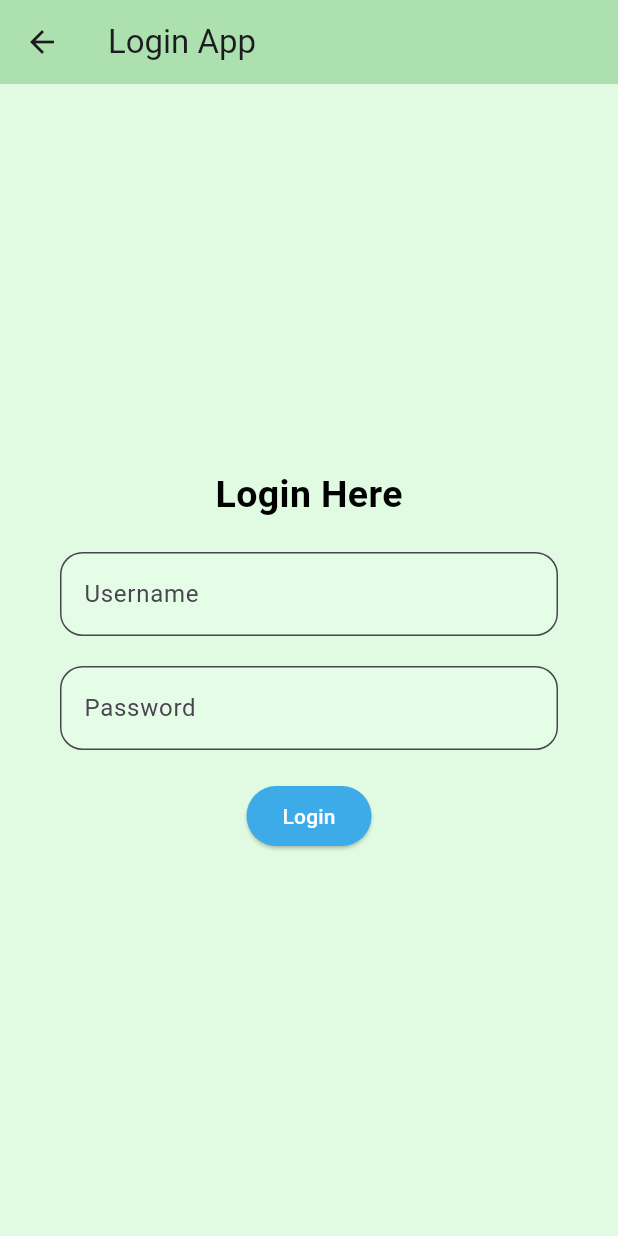
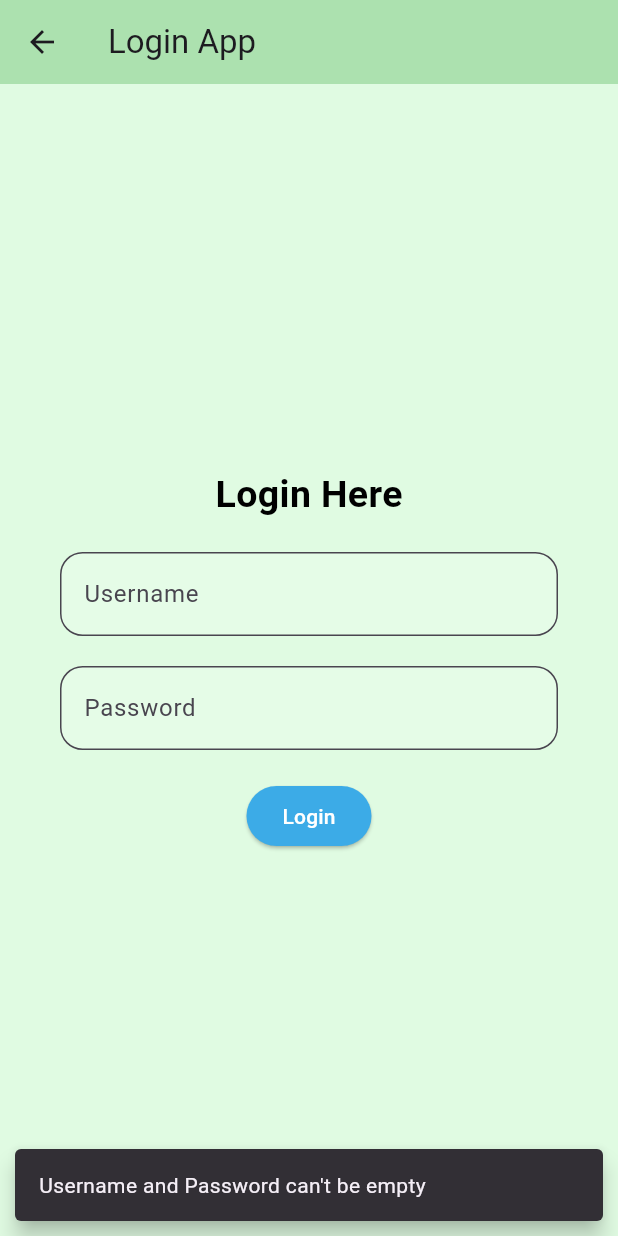
Before and after one commit to adithkrishnaor/flutter-workshop, a Flutter app: the screen it shows after launch, after a tap on "Login", on a phone screen of 412 x 824 dp. Run offline on Flutter 3.47's test engine with Material 3 defaults, Android fonts, the phone set to English and light mode, and no system bars.

Commit message:
added about section and added null login validation

```diff
--- a/lib/login_screen.dart
+++ b/lib/login_screen.dart
@@ -22,10 +22,9 @@ class LoginScreen extends StatelessWidget {
               const Text(
                 'Login Here',
                 style: TextStyle(
-                  fontSize: 25,
-                  fontWeight: FontWeight.bold,
-                  color: Color.fromARGB(255, 0, 0, 0)
-                  ),
+                    fontSize: 25,
+                    fontWeight: FontWeight.bold,
+                    color: Color.fromARGB(255, 0, 0, 0)),
               ),
               const SizedBox(
                 height: 20,
@@ -67,7 +66,9 @@ class LoginScreen extends StatelessWidget {
                       backgroundColor: Color.fromARGB(255, 60, 171, 231),
                       shape: RoundedRectangleBorder(
                         borderRadius: BorderRadius.circular(32),
-                      ))),
+                      )
+                  )
+              ),
             ],
           ),
         ),
@@ -79,8 +80,9 @@ class LoginScreen extends StatelessWidget {
     final _username = _usernameController.text;
     final _password = _passwordController.text;
 
-    if (_username == _password) {
-      // go to home
+    if(_username.isNotEmpty &&_password.isNotEmpty){
+      if (_username == _password) {
+      Navigator.pushNamed(ctx, '/about');
     } else {
       final _errormessage = "Username and Password doesn't match";
 
@@ -93,5 +95,15 @@ class LoginScreen extends StatelessWidget {
         duration: Duration(seconds: 3),
       ));
     }
+    }
+    else{
+      final _errormessage = "Username and Password can't be empty";
+      ScaffoldMessenger.of(ctx).showSnackBar(SnackBar(
+        behavior: SnackBarBehavior.floating,
+        margin: EdgeInsets.all(10),
+        content: Text(_errormessage),
+        duration: Duration(seconds: 3),
+        ));
+    }
   }
 }
--- a/lib/main.dart
+++ b/lib/main.dart
@@ -1,4 +1,6 @@
 //import 'package:first_flutter_app/login_screen.dart';
+import 'package:first_flutter_app/about.dart';
+import 'package:first_flutter_app/login_screen.dart';
 import 'package:first_flutter_app/splash.dart';
 import 'package:flutter/material.dart';
 
@@ -15,7 +17,11 @@ class MyApp extends StatelessWidget {
       theme: ThemeData(
         scaffoldBackgroundColor: Color.fromRGBO(224, 251, 226, 100)
       ),
-      home: ScreenSplash()
+      home: ScreenSplash(),
+      routes: {
+        '/about': (ctx) => AboutScreen(),
+        '/login' : (ctx) => LoginScreen()
+      },
     );
   }
 }
```
Also changed, not shown: lib/about.dart (added, +46 -0 lines).
